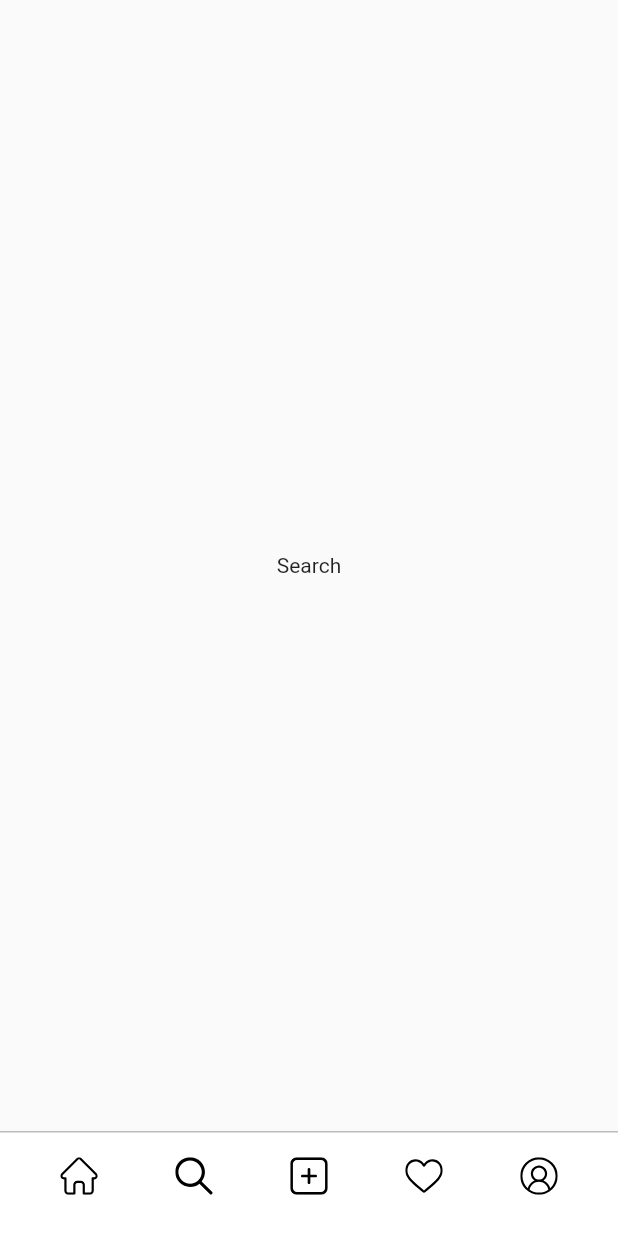
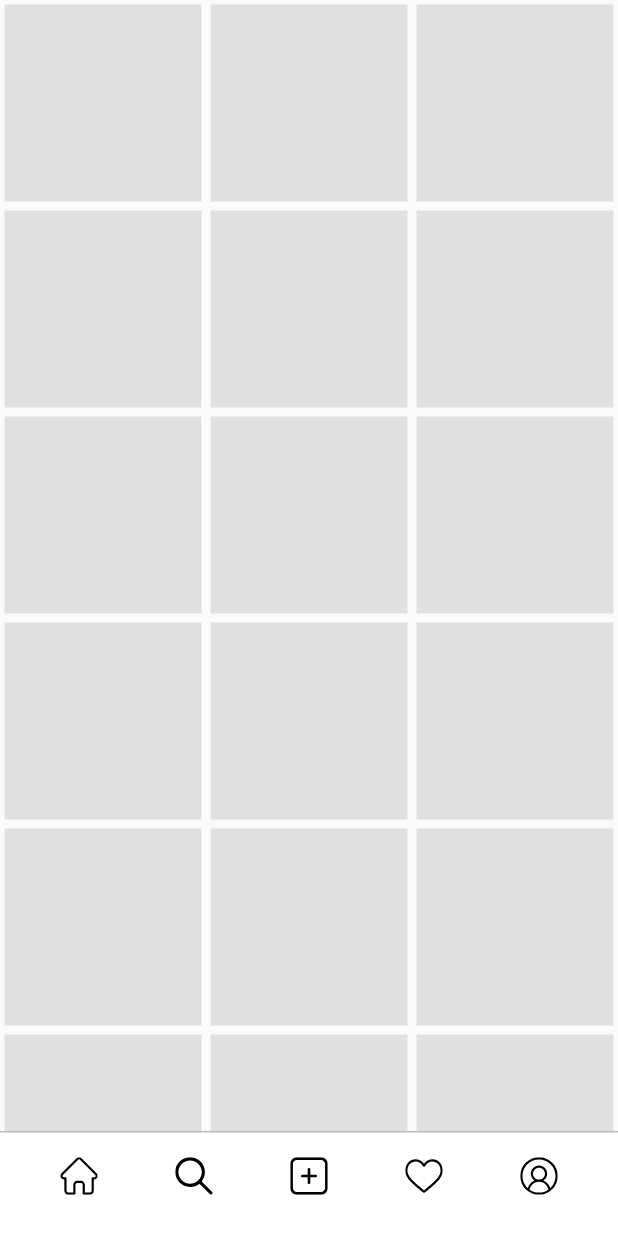
Before and after one commit to Abduraimoff/flutter_instagram_clone, a Flutter app: the screen it shows after launch, item 2 of the bottom bar chosen, on a phone screen of 412 x 824 dp. Run offline on Flutter 3.47's test engine with Material 2 defaults, Android fonts, the phone set to English and light mode, and no system bars; our stand-ins replace flutter_svg.

Commit message:
search page

```diff
--- a/lib/pages/root_app.dart
+++ b/lib/pages/root_app.dart
@@ -1,6 +1,7 @@
 import 'package:flutter/material.dart';
 import 'package:flutter_svg/flutter_svg.dart';
 import 'package:instagram_clone/pages/home_page.dart';
+import 'package:instagram_clone/pages/search_page.dart';
 import 'package:instagram_clone/util/bottom_nav_bar_icons.dart';
 
 class RootApp extends StatefulWidget {
@@ -15,7 +16,7 @@ class _RootAppState extends State<RootApp> {
 
   List pages = [
     HomePage(),
-    Center(child: Text('Search')),
+    SearchPage(),
     Center(child: Text('Add')),
     Center(child: Text('Activity')),
     Center(child: Text('Account')),
--- /dev/null
+++ b/lib/pages/search_page.dart
@@ -0,0 +1,30 @@
+import 'package:flutter/material.dart';
+
+class SearchPage extends StatefulWidget {
+  const SearchPage({Key? key}) : super(key: key);
+
+  @override
+  _SearchPageState createState() => _SearchPageState();
+}
+
+class _SearchPageState extends State<SearchPage> {
+  @override
+  Widget build(BuildContext context) {
+    return Scaffold(
+      body: GridView.builder(
+        itemCount: 20,
+        gridDelegate: SliverGridDelegateWithFixedCrossAxisCount(
+          crossAxisCount: 3,
+        ),
+        itemBuilder: (context, index) {
+          return Padding(
+            padding: const EdgeInsets.all(3.0),
+            child: Container(
+              color: Colors.grey[300],
+            ),
+          );
+        },
+      ),
+    );
+  }
+}
```
